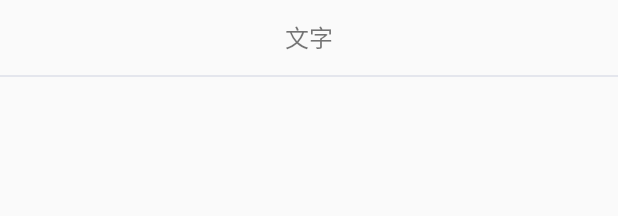
After one commit to wangzheng-1/jh-online, an Android app: the layout item_home.xml on its own in the app's theme, with its tools: preview values and no code run, on a phone screen of 412 x 824 dp. The commit adds this screen. Shown: the top 216 px of the screen. Run offline under Robolectric (Android 15) with nearby library versions, the phone set to English and light mode, and no system bars.

Commit message:
下拉刷新

```diff
--- /dev/null
+++ b/JH-Online/app/src/main/res/layout/item_home.xml
@@ -0,0 +1,17 @@
+<?xml version="1.0" encoding="utf-8"?>
+<LinearLayout xmlns:android="http://schemas.android.com/apk/res/android"
+    android:layout_width="match_parent"
+    android:layout_height="wrap_content"
+    android:orientation="vertical">
+    <TextView
+        android:id="@+id/text"
+        android:layout_width="match_parent"
+        android:layout_height="50dp"
+        android:text="文字"
+        android:gravity="center"
+        android:textSize="16dp"/>
+    <View
+        android:layout_width="match_parent"
+        android:layout_height="1dp"
+        android:background="@color/divide"/>
+</LinearLayout>
```
Also changed, not shown: JH-Online/app/build.gradle (+10 -2 lines), JH-Online/app/src/main/java/com/xcompany/jhonline/BaseFragment.java (+1 -6 lines), JH-Online/app/src/main/java/com/xcompany/jhonline/module/home/HomeAdapter.java (added, +85 -0 lines), JH-Online/app/src/main/java/com/xcompany/jhonline/module/home/HomeFragment.java (+53 -0 lines), JH-Online/app/src/main/res/layout/fragment_home.xml (+6 -6 lines).
